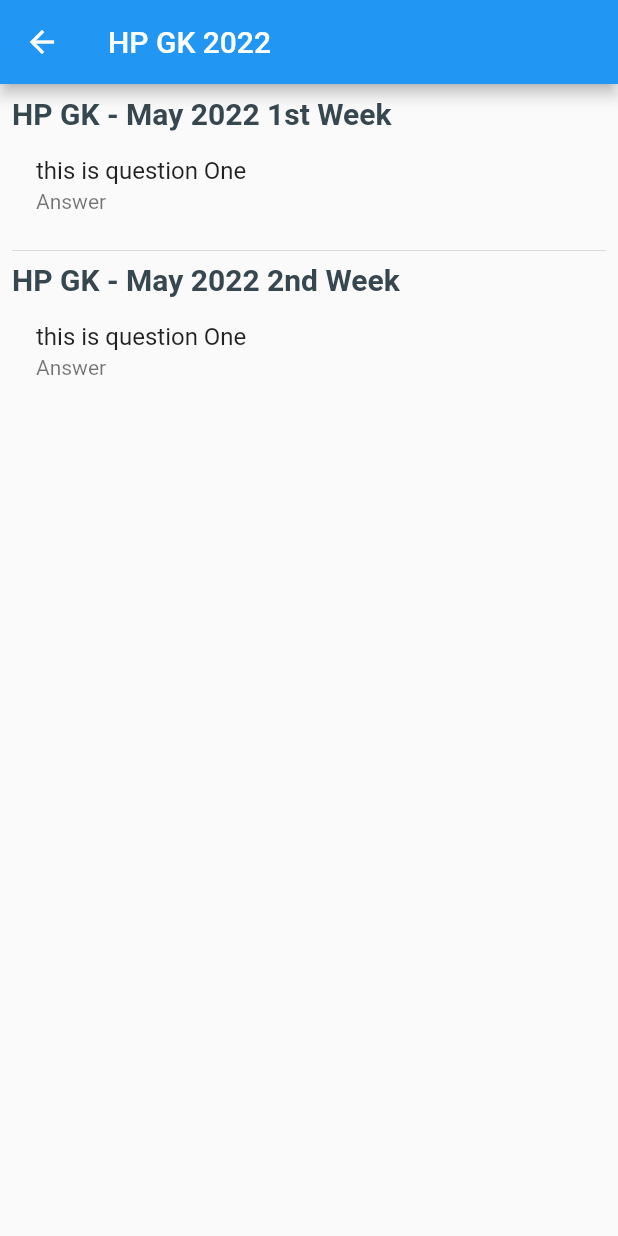
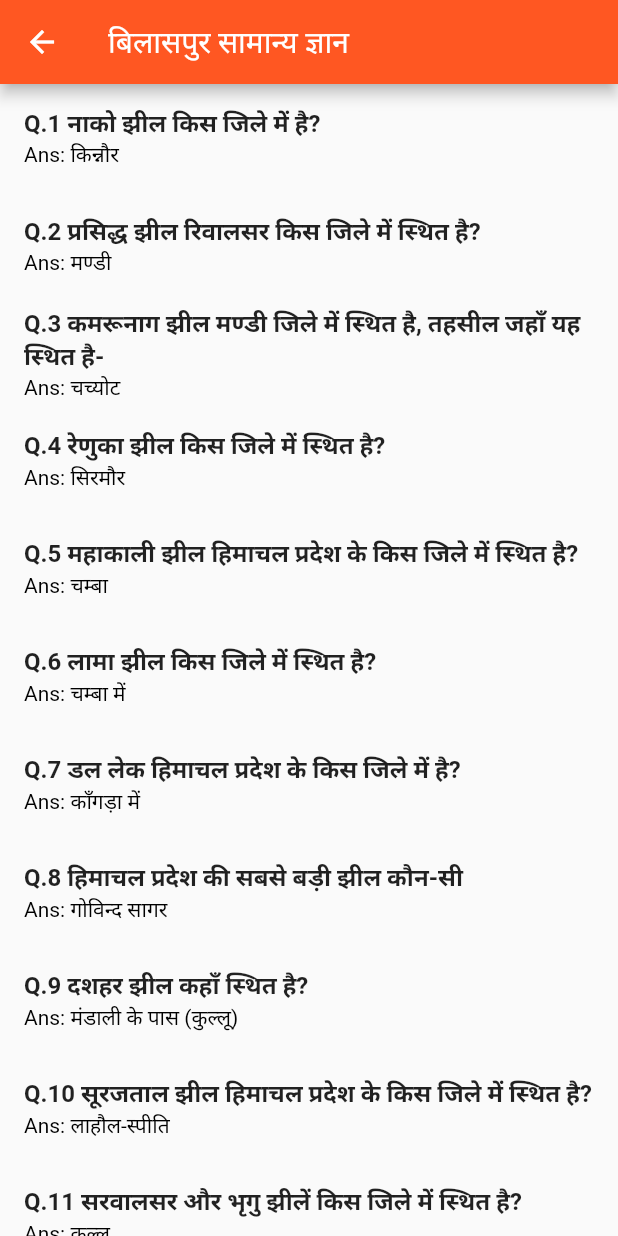
Before and after one commit to Mahender2700/FlutterApps, a Flutter app: the CurrentAffairsMonth screen opened directly, after a tap on "January", on a phone screen of 412 x 824 dp. Run offline on Flutter 3.47's test engine with Material 2 defaults, Android fonts, the phone set to English and light mode, and no system bars; missing offline and left inert: dart:html.

Commit message:
second commit

```diff
--- a/lib/KnowYourState/currentAffairs/current_affairs_Screen.dart
+++ b/lib/KnowYourState/currentAffairs/current_affairs_Screen.dart
@@ -1,6 +1,5 @@
 import 'package:flutter/material.dart';
 import 'package:himachal_gk/KnowYourState/currentAffairs/current_affairs_month_list.dart';
-import 'package:himachal_gk/KnowYourState/currentAffairs/current_affairs_text.dart';
 
 import '../../mcq/mcq_screen.dart';
 
--- a/lib/KnowYourState/currentAffairs/current_affairs_month_list.dart
+++ b/lib/KnowYourState/currentAffairs/current_affairs_month_list.dart
@@ -1,10 +1,8 @@
 import 'package:flutter/material.dart';
 import 'package:himachal_gk/KnowYourState/currentAffairs/current_affairs_text.dart';
 
-import '../../mcq/mcq_screen.dart';
-
 class CurrentAffairsMonth extends StatelessWidget {
-  final List<String> selectGKyear = [
+  final List<String> selectGKMonth = [
     'January',
     'February',
     'March',
@@ -26,17 +24,17 @@ class CurrentAffairsMonth extends StatelessWidget {
         title: Text('Current Affairs'),
       ),
       body: ListView.builder(
-        itemCount: selectGKyear.length,
+        itemCount: selectGKMonth.length,
         itemBuilder: (context, index) {
           return Column(
             children: [
               ListTile(
-                title: Text(selectGKyear[index]),
+                title: Text(selectGKMonth[index]),
                 onTap: () {
                   Navigator.push(
                     context,
                     MaterialPageRoute(
-                      builder: ((context) => const CurrentAffairText()),
+                      builder: ((context) => CurrentAffairsText()),
                     ),
                   );
                 },
--- a/lib/KnowYourState/currentAffairs/current_affairs_text.dart
+++ b/lib/KnowYourState/currentAffairs/current_affairs_text.dart
@@ -1,54 +1,77 @@
 import 'package:flutter/material.dart';
 
-class CurrentAffairText extends StatelessWidget {
-  const CurrentAffairText({Key? key}) : super(key: key);
+import 'package:himachal_gk/Model/question_model.dart';
 
+class CurrentAffairsText extends StatelessWidget {
   @override
   Widget build(BuildContext context) {
+    List<QuestionCategory> questionCategory = [
+      QuestionCategory(
+          question: 'नाको झील किस जिले में है?', correctAnswer: 'किन्नौर'),
+      QuestionCategory(
+          question: 'प्रसिद्ध झील रिवालसर किस जिले में स्थित है?',
+          correctAnswer: 'मण्डी'),
+      QuestionCategory(
+          question:
+              'कमरूनाग झील मण्डी जिले में स्थित है, तहसील जहाँ यह स्थित है-',
+          correctAnswer: 'चच्योट'),
+      QuestionCategory(
+          question: 'रेणुका झील किस जिले में स्थित है?',
+          correctAnswer: 'सिरमौर'),
+      QuestionCategory(
+          question: 'महाकाली झील हिमाचल प्रदेश के किस जिले में स्थित है?',
+          correctAnswer: 'चम्बा'),
+      QuestionCategory(
+          question: 'लामा झील किस जिले में स्थित है?',
+          correctAnswer: 'चम्बा में'),
+      QuestionCategory(
+          question: 'डल लेक हिमाचल प्रदेश के किस जिले में है?',
+          correctAnswer: 'काँगड़ा में'),
+      QuestionCategory(
+          question: 'हिमाचल प्रदेश की सबसे बड़ी झील कौन-सी',
+          correctAnswer: 'गोविन्द सागर'),
+      QuestionCategory(
+          question: 'दशहर झील कहाँ स्थित है?',
+          correctAnswer: 'मंडाली के पास (कुल्लू)'),
+      QuestionCategory(
+          question: 'सूरजताल झील हिमाचल प्रदेश के किस जिले में स्थित है?',
+          correctAnswer: 'लाहौल-स्पीति'),
+      QuestionCategory(
+          question: 'सरवालसर और भृगु झीलें किस जिले में स्थित है?',
+          correctAnswer: 'कुल्लू'),
+      QuestionCategory(
+          question: 'करेरी झील किस जिले में स्थित है?',
+          correctAnswer: 'काँगड़ा'),
+      QuestionCategory(
+          question: 'गोविन्द सागर झील के निकटतम कौन - सा जिला मुख्यालय है?',
+          correctAnswer: 'बिलासपुर'),
+      QuestionCategory(
+          question: 'सूरजताल व चंद्रताल क्या है?',
+          correctAnswer: 'प्राकृतिक झीलें'),
+    ];
     return Scaffold(
       appBar: AppBar(
-        title: Text('HP GK 2022'),
+        title: Text('बिलासपुर सामान्य ज्ञान'),
       ),
-      body: Padding(
-        padding: const EdgeInsets.all(8.0),
-        child: Column(
-          crossAxisAlignment: CrossAxisAlignment.start,
-          children: [
-            Text(
-              'HP GK - May 2022 1st Week',
-              textAlign: TextAlign.start,
+      body: ListView.builder(
+        itemCount: questionCategory.length,
+        itemBuilder: (context, index) {
+          return ListTile(
+            title: Text(
+              'Q.${index + 1} ${questionCategory[index].question}',
               style: TextStyle(
-                fontSize: 20,
                 fontWeight: FontWeight.bold,
-                color: Colors.blueGrey[800],
+                // color: Colors.black,
               ),
             ),
-            Material(
-              child: ListTile(
-                title: Text('this is question One'),
-                subtitle: Text('Answer'),
+            subtitle: Text(
+              'Ans: ${questionCategory[index].correctAnswer}',
+              style: TextStyle(
+                color: Colors.black,
               ),
             ),
-
-            // 2nd week
-            Divider(),
-            Text(
-              'HP GK - May 2022 2nd Week',
-              textAlign: TextAlign.start,
-              style: TextStyle(
-                fontSize: 20,
-                fontWeight: FontWeight.bold,
-                color: Colors.blueGrey[800],
-              ),
-            ),
-            Material(
-              child: ListTile(
-                title: Text('this is question One'),
-                subtitle: Text('Answer'),
-              ),
-            ),
-          ],
-        ),
+          );
+        },
       ),
     );
   }
--- a/lib/home_screen.dart
+++ b/lib/home_screen.dart
@@ -12,7 +12,7 @@ class HomeScreen extends StatelessWidget {
     return Scaffold(
       // backgroundColor: Color.fromARGB(255, 240, 240, 240),
       appBar: AppBar(
-        backgroundColor: Colors.deepOrange,
+        //  backgroundColor: Colors.deepOrange,
         title: Text('Himachal GK'),
       ),
       drawer: MainDrawer(),
```
Also changed, not shown: lib/OneLinerQuestion/district_wise_screen.dart (+64 -17 lines), lib/main.dart (+5 -4 lines).
